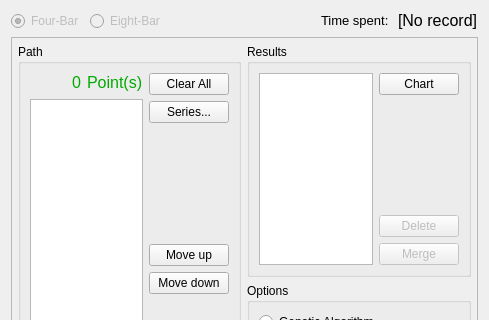
The window that core/panel/DimensionalSynthesis/Path_Solving.ui (KmolYuan/Pyslvs-UI) describes before a commit, drawn with Qt 5; both pictures show x 0 to 489 and y 0 to 320 of the 489 by 522 pixel window.
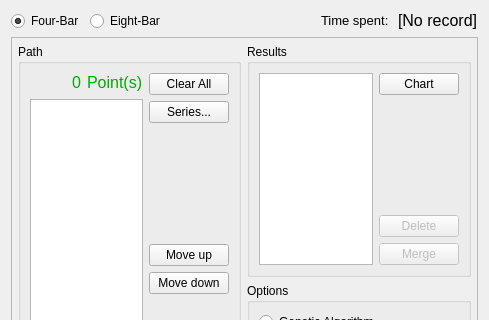
The same window after the commit. Icons and pictures are not drawn.

```diff
--- a/core/panel/DimensionalSynthesis/Path_Solving.ui
+++ b/core/panel/DimensionalSynthesis/Path_Solving.ui
@@ -15,9 +15,6 @@
     <layout class="QHBoxLayout" name="horizontalLayout_8">
      <item>
       <widget class="QRadioButton" name="FourBar">
-       <property name="enabled">
-        <bool>false</bool>
-       </property>
        <property name="text">
         <string>Four-Bar</string>
        </property>
@@ -28,9 +25,6 @@
      </item>
      <item>
       <widget class="QRadioButton" name="radioButton">
-       <property name="enabled">
-        <bool>false</bool>
-       </property>
        <property name="text">
         <string>Eight-Bar</string>
        </property>
```
